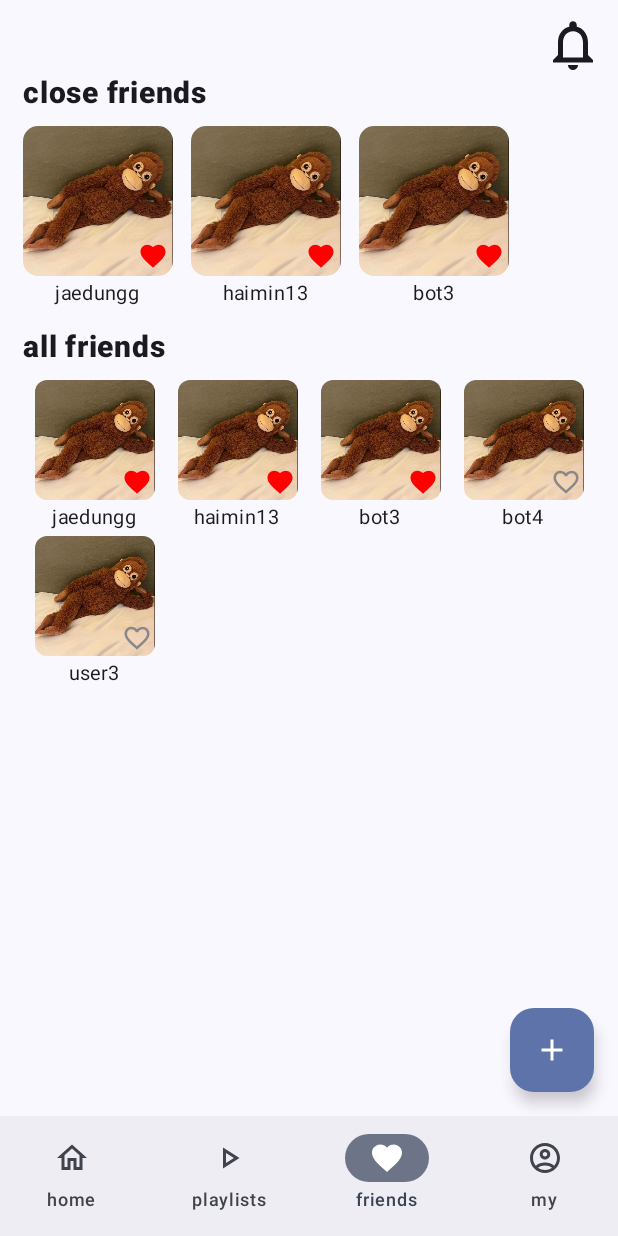
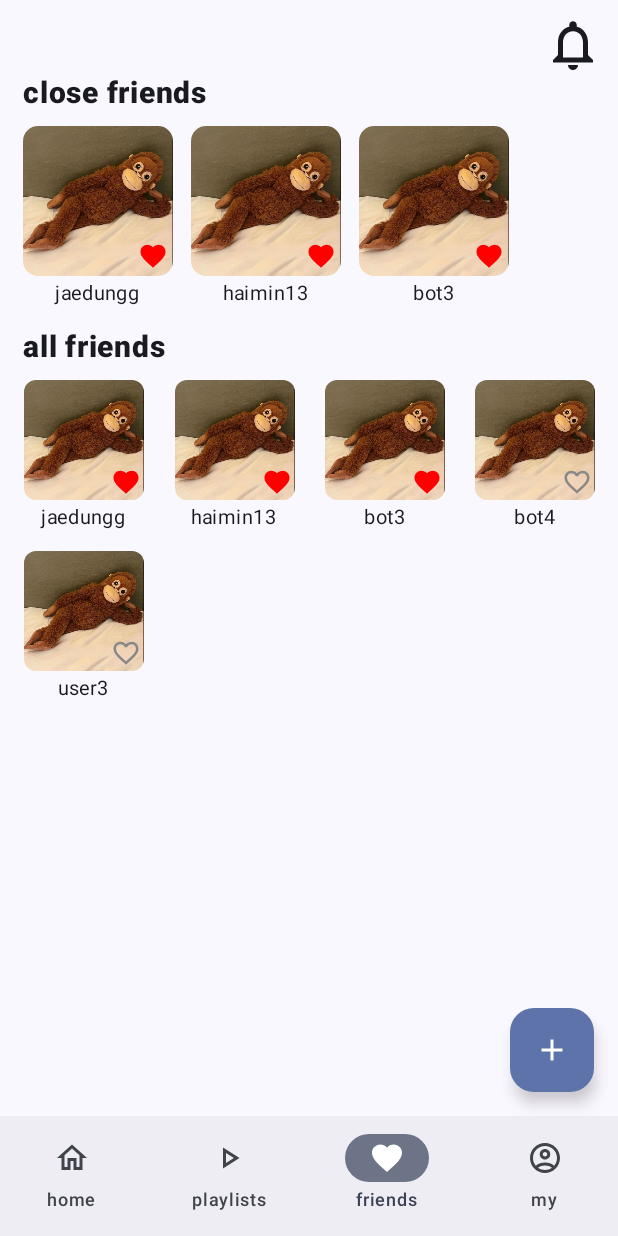
Before and after one commit to haimin13/mcweek1, an Android app built with Jetpack Compose: the screen it shows after launch (MainActivity), on a phone screen of 412 x 824 dp. Run offline under Robolectric (Android 15) with nearby library versions, the phone set to English and light mode, and no system bars.

Commit message:
design: row, grid간 시각적 레이아웃 너비 통일

```diff
--- a/app/src/main/java/com/example/myapplication1/ui/screens/FriendsTab.kt
+++ b/app/src/main/java/com/example/myapplication1/ui/screens/FriendsTab.kt
@@ -138,7 +138,8 @@ fun FriendsTabMain(
                 LazyVerticalGrid(
                     columns = GridCells.Fixed(4),
                     modifier = Modifier.fillMaxSize(),
-                    horizontalArrangement = Arrangement.SpaceBetween,
+                    horizontalArrangement = Arrangement.spacedBy(20.dp),
+                    verticalArrangement = Arrangement.spacedBy(10.dp)
                 ) {
                     items(
                         items = friendsIds,
```
